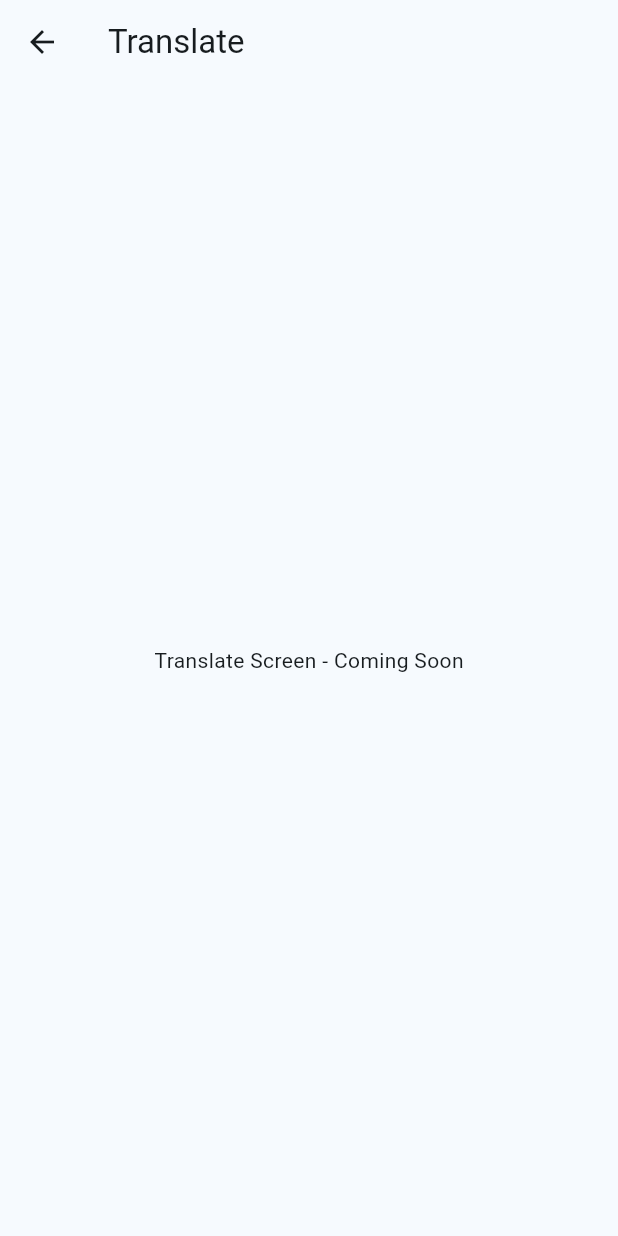
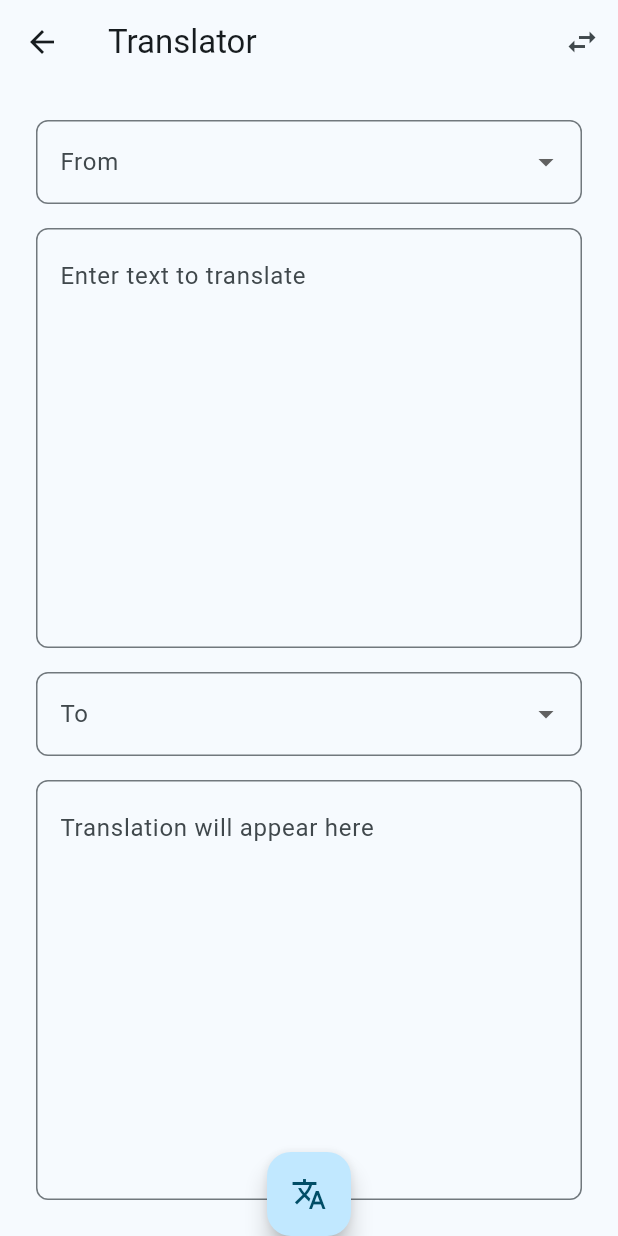
Before and after one commit to SuicaLondon/suica-no-toy-box-flutter, a Flutter app: the TranslateScreen screen opened by its route, on a phone screen of 412 x 824 dp. Run offline on Flutter 3.47's test engine with Material 3 defaults, Android fonts, the light colour scheme and no system bars; drawn by our look-alikes of flutter_form_builder; our stand-ins replace form_builder_validators, go_router; network calls fail.

Commit message:
feat: complete the UI of the translation screen

```diff
--- a/lib/constants/dimensions.dart
+++ b/lib/constants/dimensions.dart
@@ -1,27 +1,28 @@
+/// Constants for spacing and sizing throughout the app
 class Dimensions {
   const Dimensions();
 
   /// 2
-  static const double xxs = 2;
+  static const double xxs = 2.0;
 
   /// 4
-  static const double xs = 4;
+  static const double xs = 4.0;
 
   /// 8
-  static const double sm = 8;
+  static const double sm = 8.0;
 
   /// 16
-  static const double md = 16;
+  static const double md = 16.0;
 
   /// 24
-  static const double lg = 24;
+  static const double lg = 24.0;
 
   /// 32
-  static const double xl = 32;
+  static const double xl = 32.0;
 
   /// 48
-  static const double xxl = 48;
+  static const double xxl = 48.0;
 
   /// 64
-  static const double xxxl = 64;
+  static const double xxxl = 64.0;
 }
--- /dev/null
+++ b/lib/constants/form_keys.dart
@@ -0,0 +1,6 @@
+class TranslateFormKeys {
+  static const sourceLanguage = 'sourceLanguage';
+  static const targetLanguage = 'targetLanguage';
+  static const sourceText = 'sourceText';
+  static const targetText = 'targetText';
+}
--- /dev/null
+++ b/lib/constants/languages.dart
@@ -0,0 +1,14 @@
+import 'package:flutter/material.dart';
+
+const languages = [
+  DropdownMenuItem(value: 'en', child: Text('English')),
+  DropdownMenuItem(value: 'es', child: Text('Spanish')),
+  DropdownMenuItem(value: 'fr', child: Text('French')),
+  DropdownMenuItem(value: 'de', child: Text('German')),
+  DropdownMenuItem(value: 'it', child: Text('Italian')),
+  DropdownMenuItem(value: 'pt', child: Text('Portuguese')),
+  DropdownMenuItem(value: 'nl', child: Text('Dutch')),
+  DropdownMenuItem(value: 'ja', child: Text('Japanese')),
+  DropdownMenuItem(value: 'ko', child: Text('Korean')),
+  DropdownMenuItem(value: 'zh', child: Text('Chinese')),
+];
--- a/lib/screens/translate_screen.dart
+++ b/lib/screens/translate_screen.dart
@@ -1,17 +1,142 @@
 import 'package:flutter/material.dart';
+import 'package:flutter_form_builder/flutter_form_builder.dart';
+import 'package:form_builder_validators/form_builder_validators.dart';
+import 'package:suica_no_toy_box_flutter/constants/dimensions.dart';
+import 'package:suica_no_toy_box_flutter/constants/form_keys.dart';
+import 'package:suica_no_toy_box_flutter/constants/languages.dart';
+import 'package:suica_no_toy_box_flutter/widgets/language_dropdown.dart';
 
-class TranslateScreen extends StatelessWidget {
+class TranslateScreen extends StatefulWidget {
   const TranslateScreen({super.key});
+
+  @override
+  State<TranslateScreen> createState() => _TranslateScreenState();
+}
+
+class _TranslateScreenState extends State<TranslateScreen> {
+  final _formKey = GlobalKey<FormBuilderState>();
+
+  @override
+  void initState() {
+    super.initState();
+
+    WidgetsBinding.instance.addPostFrameCallback((_) {
+      final formState = _formKey.currentState;
+
+      formState?.patchValue({
+        TranslateFormKeys.sourceLanguage: 'en',
+        TranslateFormKeys.targetLanguage: 'zh',
+      });
+    });
+  }
+
+  void _swapLanguages() {
+    final formState = _formKey.currentState;
+    final fields = formState?.fields;
+    if (fields == null) {
+      return;
+    }
+    final sourceLanguage = fields[TranslateFormKeys.sourceLanguage]?.value;
+    final targetLanguage = fields[TranslateFormKeys.targetLanguage]?.value;
+    fields[TranslateFormKeys.sourceLanguage]?.didChange(targetLanguage);
+    fields[TranslateFormKeys.targetLanguage]?.didChange(sourceLanguage);
+
+    final sourceText = fields[TranslateFormKeys.sourceText]?.value;
+    final targetText = fields[TranslateFormKeys.targetText]?.value;
+
+    fields[TranslateFormKeys.sourceText]?.didChange(targetText);
+    fields[TranslateFormKeys.targetText]?.didChange(sourceText);
+  }
+
+  void _translate() {
+    final isValid = _formKey.currentState?.saveAndValidate();
+    if (isValid != true) {
+      return;
+    }
+    final formState = _formKey.currentState;
+    final values = formState?.value;
+    debugPrint(values.toString());
+  }
 
   @override
   Widget build(BuildContext context) {
     return Scaffold(
       appBar: AppBar(
         leading: const BackButton(),
-        title: const Text('Translate'),
+        title: const Text('Translator'),
+        actions: [
+          IconButton(
+            onPressed: _swapLanguages,
+            icon: const Icon(Icons.swap_horiz),
+            tooltip: 'Swap Languages',
+          ),
+        ],
       ),
-      body: const Center(
-        child: Text('Translate Screen - Coming Soon'),
+      body: SafeArea(
+        top: false,
+        child: Padding(
+          padding: const EdgeInsets.all(Dimensions.lg),
+          child: FormBuilder(
+            key: _formKey,
+            child: Column(
+              spacing: Dimensions.md,
+              children: [
+                LanguageDropdown(
+                  formKey: _formKey,
+                  name: TranslateFormKeys.sourceLanguage,
+                  labelText: 'From',
+                  items: languages,
+                ),
+                Expanded(
+                  child: FormBuilderTextField(
+                    name: TranslateFormKeys.sourceText,
+                    maxLines: null,
+                    expands: true,
+                    textAlignVertical: TextAlignVertical.top,
+                    decoration: InputDecoration(
+                        hintText: 'Enter text to translate',
+                        border: OutlineInputBorder(
+                          borderRadius: BorderRadius.circular(Dimensions.sm),
+                          borderSide: BorderSide(
+                              color: Theme.of(context).colorScheme.outline),
+                        )),
+                    validator: FormBuilderValidators.compose([
+                      FormBuilderValidators.required(),
+                    ]),
+                  ),
+                ),
+                LanguageDropdown(
+                  formKey: _formKey,
+                  name: TranslateFormKeys.targetLanguage,
+                  labelText: 'To',
+                  items: languages,
+                ),
+                Expanded(
+                  child: FormBuilderTextField(
+                    name: TranslateFormKeys.targetText,
+                    maxLines: null,
+                    expands: true,
+                    readOnly: true,
+                    textAlignVertical: TextAlignVertical.top,
+                    decoration: InputDecoration(
+                      hintText: 'Translation will appear here',
+                      border: OutlineInputBorder(
+                        borderRadius: BorderRadius.circular(Dimensions.sm),
+                        borderSide: BorderSide(
+                            color: Theme.of(context).colorScheme.outline),
+                      ),
+                    ),
+                  ),
+                ),
+              ],
+            ),
+          ),
+        ),
+      ),
+      floatingActionButtonLocation: FloatingActionButtonLocation.centerDocked,
+      floatingActionButton: FloatingActionButton(
+        onPressed: _translate,
+        child: const Icon(Icons.translate),
       ),
     );
   }
--- /dev/null
+++ b/lib/widgets/language_dropdown.dart
@@ -0,0 +1,35 @@
+import 'package:flutter/material.dart';
+import 'package:flutter_form_builder/flutter_form_builder.dart';
+import 'package:suica_no_toy_box_flutter/constants/dimensions.dart';
+
+class LanguageDropdown extends StatelessWidget {
+  const LanguageDropdown({
+    super.key,
+    required this.formKey,
+    required this.name,
+    required this.labelText,
+    required this.items,
+  });
+  final GlobalKey<FormBuilderState> formKey;
+  final String name;
+  final String labelText;
+  final List<DropdownMenuItem<String>> items;
+
+  @override
+  Widget build(BuildContext context) {
+    return FormBuilderDropdown<String>(
+      name: name,
+      decoration: InputDecoration(
+        labelText: labelText,
+        border: OutlineInputBorder(
+          borderRadius: BorderRadius.circular(Dimensions.sm),
+          borderSide: BorderSide(color: Theme.of(context).colorScheme.outline),
+        ),
+      ),
+      items: items,
+      onSaved: (value) {
+        formKey.currentState?.fields[name]?.didChange(value);
+      },
+    );
+  }
+}
--- a/pubspec.yaml
+++ b/pubspec.yaml
@@ -32,6 +32,9 @@ dependencies:
     sdk: flutter
   cupertino_icons: ^1.0.8
   go_router: ^13.2.0
+  flutter_form_builder: ^10.0.1
+  form_builder_validators: ^11.1.2
+  intl: ^0.20.2
 
   # The following adds the Cupertino Icons font to your application.
   # Use with the CupertinoIcons class for iOS style icons.
```
Also changed, not shown: pubspec.lock.
